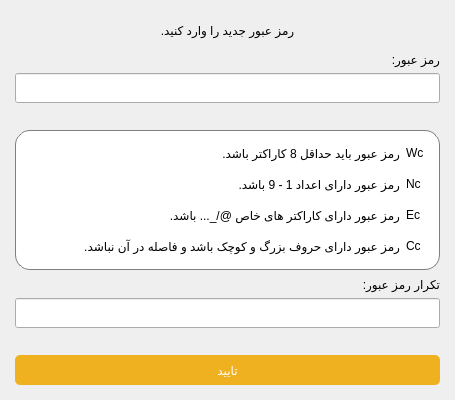
Old version of the form App/ui/changePassword.ui in the repository MohammadSangSefidi/QuizMaster.
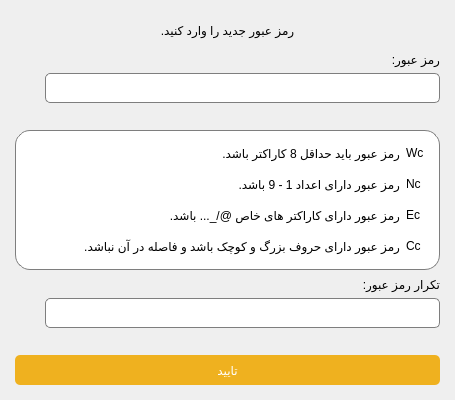
New version of the form.

Commit message: add show password button to passwords line edits. add exe file to project

Patch:
```diff
--- a/App/ui/changePassword.ui
+++ b/App/ui/changePassword.ui
@@ -59,6 +59,42 @@
     </widget>
    </item>
    <item>
+    <layout class="QHBoxLayout" name="horizontalLayout_5">
+     <property name="spacing">
+      <number>0</number>
+     </property>
+     <item>
+      <widget class="QPushButton" name="showPasswordButton">
+       <property name="minimumSize">
+        <size>
+         <width>30</width>
+         <height>30</height>
+        </size>
+       </property>
+       <property name="maximumSize">
+        <size>
+         <width>30</width>
+         <height>30</height>
+        </size>
+       </property>
+       <property name="styleSheet">
+        <string notr="true">#showPasswordButton{
+	border: none;
+	
+}</string>
+       </property>
+       <property name="text">
+        <string/>
+       </property>
+       <property name="iconSize">
+        <size>
+         <width>22</width>
+         <height>22</height>
+        </size>
+       </property>
+      </widget>
+     </item>
+     <item>
     <widget class="QLineEdit" name="passwordLineEdit">
      <property name="minimumSize">
       <size>
@@ -66,10 +102,25 @@
        <height>30</height>
       </size>
      </property>
+       <property name="styleSheet">
+        <string notr="true">QLineEdit#passwordLineEdit{
+	color: #000000;
+    background-color: #ffffff;
+    border: 1px solid #7e7e7e;
+	border-radius: 5px;
+    outline: none;
+	padding-left: 5px;
+}</string>
+       </property>
      <property name="echoMode">
       <enum>QLineEdit::Password</enum>
      </property>
-    </widget>
+       <property name="placeholderText">
+        <string/>
+       </property>
+      </widget>
+     </item>
+    </layout>
    </item>
    <item>
     <widget class="QLabel" name="passwordErrorLabel">
@@ -234,17 +285,68 @@
     </widget>
    </item>
    <item>
-    <widget class="QLineEdit" name="rePasswordLineEdit">
+    <layout class="QHBoxLayout" name="horizontalLayout_6">
+     <property name="spacing">
+      <number>0</number>
+     </property>
+     <item>
+      <widget class="QPushButton" name="showRePasswordButton">
+       <property name="minimumSize">
+        <size>
+         <width>30</width>
+         <height>30</height>
+        </size>
+       </property>
+       <property name="maximumSize">
+        <size>
+         <width>30</width>
+         <height>30</height>
+        </size>
+       </property>
+       <property name="styleSheet">
+        <string notr="true">#showRePasswordButton{
+	border: none;
+	
+}</string>
+       </property>
+       <property name="text">
+        <string/>
+       </property>
+       <property name="iconSize">
+        <size>
+         <width>22</width>
+         <height>22</height>
+        </size>
+       </property>
+      </widget>
+     </item>
+     <item>
+      <widget class="QLineEdit" name="repeatPasswordLineEdit">
      <property name="minimumSize">
       <size>
        <width>0</width>
        <height>30</height>
       </size>
      </property>
+       <property name="styleSheet">
+        <string notr="true">QLineEdit#repeatPasswordLineEdit{
+	color: #000000;
+    background-color: #ffffff;
+    border: 1px solid #7e7e7e;
+	border-radius: 5px;
+    outline: none;
+	padding-left: 5px;
+}</string>
+       </property>
      <property name="echoMode">
       <enum>QLineEdit::Password</enum>
      </property>
-    </widget>
+       <property name="placeholderText">
+        <string/>
+       </property>
+      </widget>
+     </item>
+    </layout>
    </item>
    <item>
     <widget class="QLabel" name="rePasswordErrorLabel">
```
Lines whose indentation alone changed are shown as unchanged. The commit also changes 63 other files.
